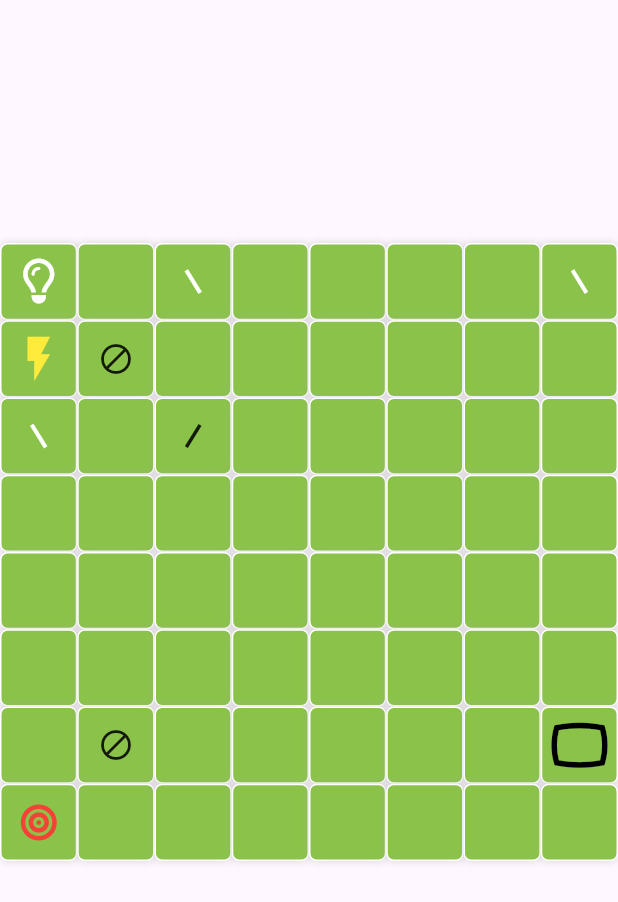
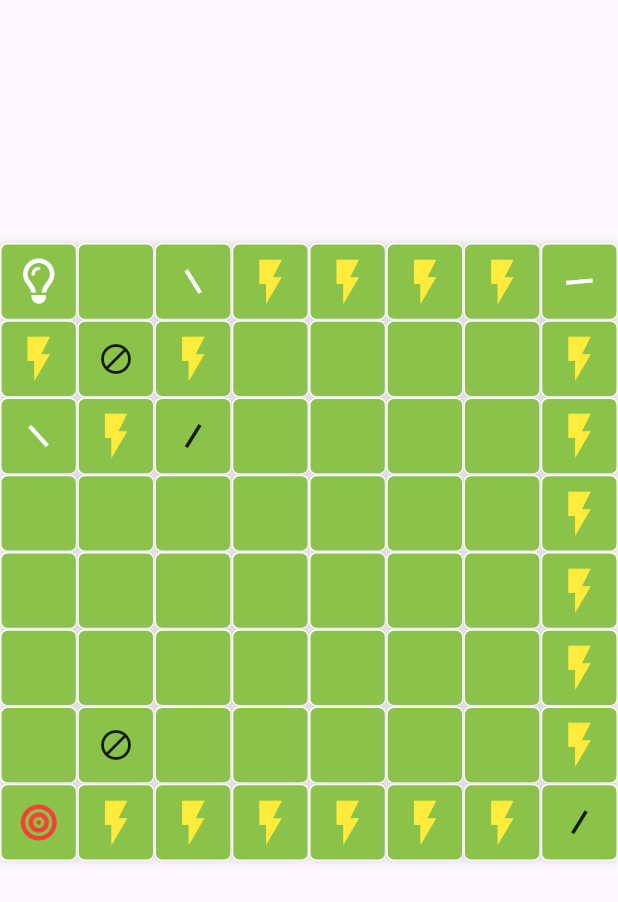
Before and after one commit to NawwarAlbadawi/LightLinkMirror, a Flutter app: the screen it shows after launch, on a phone screen of 412 x 824 dp. Shown: the top 902 px of the screen. Run offline on Flutter 3.47's test engine with Material 3 defaults, Android fonts, the phone set to English and light mode, and no system bars; our stand-ins replace flutter_bloc, font_awesome_flutter.

Commit message:
Use getNextState

```diff
--- a/lib/main.dart
+++ b/lib/main.dart
@@ -55,7 +55,7 @@ class MyApp extends StatelessWidget {
       {"x": 0, "y": 4, "type": "empty"},
       {"x": 0, "y": 5, "type": "empty"},
       {"x": 0, "y": 6, "type": "empty"},
-      {"x": 0, "y": 7, "type": "fixedMirror45","reflection":45}
+      {"x": 0, "y": 7, "type": "fixedMirror45","reflection":135}
       ],
       [
       {"x": 1, "y": 0, "type": "empty"},
@@ -68,7 +68,7 @@ class MyApp extends StatelessWidget {
       {"x": 1, "y": 7, "type": "empty"}
       ],
       [
-      {"x": 2, "y": 0, "type": "fixedMirror45","reflection":45},
+      {"x": 2, "y": 0, "type": "fixedMirror45","reflection":0},
       {"x": 2, "y": 1, "type": "empty"},
       {"x": 2, "y": 2, "type": "constantMirror","reflection":45},
       {"x": 2, "y": 3, "type": "empty"},
@@ -116,7 +116,7 @@ class MyApp extends StatelessWidget {
       {"x": 6, "y": 4, "type": "empty"},
       {"x": 6, "y": 5, "type": "empty"},
       {"x": 6, "y": 6, "type": "empty"},
-      {"x": 6, "y": 7, "type": "framingMirror","maxX":7,"minX":5,"maxY":6,"minY":6,"reflection":45}
+      {"x": 6, "y": 7, "type": "empty"}
       ],
       [
       {"x": 7, "y": 0, "type": "goal"},
@@ -126,7 +126,7 @@ class MyApp extends StatelessWidget {
       {"x": 7, "y": 4, "type": "empty"},
       {"x": 7, "y": 5, "type": "empty"},
       {"x": 7, "y": 6, "type": "empty"},
-      {"x": 7, "y": 7, "type": "empty"}
+      {"x": 7, "y": 7, "type": "constantMirror","reflection":45}
       ]
       ],
 
--- a/lib/models/GameModel.dart
+++ b/lib/models/GameModel.dart
@@ -211,7 +211,7 @@ class Game {
 
     });}
 
-    printGrid(grid!);
+
 
   }
   int? width;
@@ -248,15 +248,17 @@ void printGrid(List<List<Cell>> grid) {
    cellRepresentation +=getCellRepresentation(cell)+" ";
 // Print cell representation with space
     }
-    print(cellRepresentation); // Print newline for next row
+    print(cellRepresentation);
+   // Print newline for next row
   }
+  print('-----------------------');
 }
 
 String getCellRepresentation(Cell cell) {
   if (cell is Empty) {
     return '.'; // Representation for Empty cell
   } else if (cell is FixedMirror45) {
-    return '/'; // Representation for FixedMirror45 cell
+    return '${cell.reflection}'; // Representation for FixedMirror45 cell
   } else if (cell is Laser) {
     return 'L'; // Representation for Laser cell
   } else if (cell is Goal) {
--- a/lib/module/widgets/game_cubit.dart
+++ b/lib/module/widgets/game_cubit.dart
@@ -6,7 +6,9 @@ import 'package:lightlink/models/Mirror.dart';
 import 'package:lightlink/models/empty.dart';
 import 'package:lightlink/models/fixedMirror45.dart';
 import '../../models/cell.dart';
+import '../../models/constantMirror.dart';
 import '../../models/framing_mirror.dart';
+import '../../models/goal.dart';
 import '../../models/laserGenerator.dart';
 import '../../models/leaser.dart';
 import '../../models/wall.dart';
@@ -14,48 +16,36 @@ part 'game_state.dart';
 
 class GameCubit extends Cubit<GameState> {
   GameCubit(this.gameModel) : super(GameInitial());
-  late List<List<Cell>> grid=[];
+
   late List<Laser> laserPath=[];
   final  GameModel gameModel;
-   Set<List<List<Cell>>>states={} ;
+
+   bool isWin=false;
   List<List<bool>> isVisited = List.generate( 8, (i) => List.generate(8, (j) => false), );
    static  GameCubit get (context)=>BlocProvider.of(context);
    initValue()
    {
 
- grid=gameModel.game!.grid!.map((row)=>row.map((cell)=>cell).toList()).toList();
- states.add(grid);
-    calculateLaserPath(gameModel.game!.laser![0].x,
-        gameModel.game!.laser![0].y,
-        gameModel.game!.laser![0].currentDirection!,
-        grid);
 
+ //states.add(calculateLaserPath(gameModel.game!.laser![0].x, gameModel.game!.laser![0].y, gameModel.game!.laser![0].currentDirection!, grid));
 
-    for (var e in laserPath) {
-      int x = e.x;
-      int y = e.y;
-      grid[x][y]=Laser(x: x, y: y, currentDirection:e.currentDirection);
-    }
+    getNextState( gameModel.game!.grid!.map((row)=>row.map((cell)=>cell).toList()).toList());
      emit(PressOnMirrorState());
 
    }
-  void calculateLaserPath(int x,int y ,Direction direction , List<List<Cell>> grid){
+  List<List<Cell>> calculateLaserPath(int x,int y ,Direction direction , List<List<Cell>> grid){
 
      laserPath=[];
 
     int currentX=x;
     int currentY=y;
-    while (currentX<8&& currentX>=0&& currentY<=8&& currentY>=0)
-    {
-
-      if(grid[currentX][currentY]is Empty)
-      {
-
-        laserPath.add(Laser(x: currentX, y: currentY, currentDirection: direction));
+    //print(grid);
+    while (currentX<8&& currentX>=0&& currentY<=8&& currentY>=0) {
+      if (grid[currentX][currentY]is Empty) {
+        laserPath.add(
+            Laser(x: currentX, y: currentY, currentDirection: direction));
         if (direction case Direction.up) {
-
           currentX--;
-
         }
         else if (direction == Direction.down) {
           currentX++;
@@ -63,50 +53,54 @@ class GameCubit extends Cubit<GameState> {
           currentY--;
         } else if (direction == Direction.right) {
           currentY++;
-
         }
       }
-      else if(grid[currentX][currentY] is Wall)
-      {
-        currentX=-1;
+      else if (grid[currentX][currentY] is Wall) {
+        currentX = -1;
+      }
+      else if (grid[currentX][currentY] is Mirror) {
+        laserPath.add(Laser(x: currentX, y: currentY, currentDirection: direction));
+        Mirror mirror = grid[currentX][currentY] as Mirror;
 
-      }
-      else if(grid[currentX][currentY] is Mirror)
-      {
-
-        Mirror mirror = grid[currentX][currentY] as Mirror;
-        Map<String,dynamic>m={};
-        m=getXandY(mirror: mirror, direction: direction, currentY: currentY, currentX: currentX);
-         if(m['x']==currentX&&m['y']==currentY)
-           {
+        Map<String, dynamic>m = {};
+        m = getXandY(mirror: mirror,
+            direction: direction,
+            currentY: currentY,
+            currentX: currentX);
+        if (m['x'] == currentX && m['y'] == currentY) {
           break;
         }
-         currentX=m['x']!;
-         currentY=m['y']!;
-         direction=m['direction'];
-        if(currentX<gameModel.game!.height!&& currentX>=0&& currentY<=gameModel.game!.height!&& currentY>=0&&grid[currentX][currentY]is Empty) {
+        currentX = m['x']!;
+        currentY = m['y']!;
+        direction = m['direction'];
+        if (currentX < gameModel.game!.height! && currentX >= 0 &&
+            currentY <= gameModel.game!.height! && currentY >= 0 &&
+            grid[currentX][currentY]is Empty) {
           laserPath.add(Laser(x: currentX, y: currentY, currentDirection: direction));
-
-
         }
-
       }
-      else if(grid[currentX][currentY]is Laser) {
-        break;
+      else if (grid[currentX][currentY]is Laser) {
+        Laser laser = grid[currentX][currentY] as Laser;
+        if (laser.currentDirection == Direction.down)
+          currentX++;
+        else if (laser.currentDirection == Direction.right) {
+          currentY++;
         }
-      else if(grid[currentX][currentY] is LaserGenerator)
-        {
-          if(direction==Direction.left)
-            {
-
+        else if (laser.currentDirection == Direction.up) {
+          currentX--;
+        }
+        else if (laser.currentDirection == Direction.left) {
           currentY--;
         }
-          else if(direction==Direction.right)
-            {
+      }
+      else if (grid[currentX][currentY] is LaserGenerator) {
+        if (direction == Direction.left) {
+          currentY--;
+        }
+        else if (direction == Direction.right) {
           currentY++;
         }
-          else if(direction==Direction.down)
-            {
+        else if (direction == Direction.down) {
           ('Down');
           currentX++;
         }
@@ -115,14 +109,31 @@ class GameCubit extends Cubit<GameState> {
         }
       }
       else {
+        isWin = true;
+        for (var e in laserPath) {
+          int x = e.x;
+          int y = e.y;
+
+          if (gameModel.game!.grid![x][y] is Empty) {
+            gameModel.game!.grid![x][y] =
+                Laser(x: x, y: y, currentDirection: e.currentDirection);
+          }
+        }
         emit(GameWon());
+
         break;
+      }
     }
 
 
+     for (var e in laserPath) {
+       int x = e.x;
+       int y = e.y;
 
-
+       if(grid[x][y] is Empty){
+         grid[x][y]=Laser(x: x, y: y, currentDirection:e.currentDirection);}
      }
+    return grid;
 
   }
   void pressOnMirror(Mirror mirror)
@@ -193,13 +204,114 @@ class GameCubit extends Cubit<GameState> {
     initValue();
   }
 
-  // void getNextState(List<List<cell>>grid){
-  //  calculateLaserPath(x, y, direction, grid)
-  // gameModel.game!.grid![mirror.x][mirror.y]=FixedMirror45(x: mirror.x, y:mirror.y, reflection:mirror.reflection);
-  //
-  //
-  // }
+  void getNextState(List<List<Cell>>gr){
 
+    Set<List<List<Cell>>>states={} ;
+   calculateLaserPath(gameModel.game!.laser![0].x, gameModel.game!.laser![0].y, gameModel.game!.laser![0].currentDirection!, gr);
+   //states.add(calculateLaserPath(gameModel.game!.laser![0].x, gameModel.game!.laser![0].y, gameModel.game!.laser![0].currentDirection!, gr));
+   for (var e in laserPath) {
+     int x = e.x;
+     int y = e.y;
+
+
+       if(!isVisited[x][y]){
+     if (gr[x][y] is FixedMirror45) {
+
+       gameModel.game!.grid![x][y] = FixedMirror45(x: x, y: y, reflection: 315);
+       gr=gameModel.game!.grid!.map((row)=>row.map((cell)=>cell).toList()).toList();
+       states.add(calculateLaserPath(gameModel.game!.laser![0].x, gameModel.game!.laser![0].y, gameModel.game!.laser![0].currentDirection!, gr));
+       if(isWin)
+         return;
+       gameModel.game!.grid![x][y] = FixedMirror45(x: x, y: y, reflection: 135);
+       gr=gameModel.game!.grid!.map((row)=>row.map((cell)=>cell).toList()).toList();
+       states.add(calculateLaserPath(gameModel.game!.laser![0].x, gameModel.game!.laser![0].y, gameModel.game!.laser![0].currentDirection!, gr));
+       if(isWin)
+         return;
+       gameModel.game!.grid![x][y] = FixedMirror45(x: x, y: y, reflection: 270);
+       gr=gameModel.game!.grid!.map((row)=>row.map((cell)=>cell).toList()).toList();
+       states.add(calculateLaserPath(gameModel.game!.laser![0].x, gameModel.game!.laser![0].y, gameModel.game!.laser![0].currentDirection!, gr));
+       if(isWin)
+         return;
+       gameModel.game!.grid![x][y] = FixedMirror45(x: x, y: y, reflection: 45);
+       gr=gameModel.game!.grid!.map((row)=>row.map((cell)=>cell).toList()).toList();
+       states.add(calculateLaserPath(gameModel.game!.laser![0].x, gameModel.game!.laser![0].y, gameModel.game!.laser![0].currentDirection!, gr));
+       if(isWin)
+         return;
+       gameModel.game!.grid![x][y] = FixedMirror45(x: x, y: y, reflection: 90);
+       gr=gameModel.game!.grid!.map((row)=>row.map((cell)=>cell).toList()).toList();
+       states.add(calculateLaserPath(gameModel.game!.laser![0].x, gameModel.game!.laser![0].y, gameModel.game!.laser![0].currentDirection!, gr));
+       if(isWin)
+         return;
+     }
+     isVisited[x][y]=true;
+       }
+    }
+
+
+
+
+      states.forEach((v){
+        stack.push(v);
+      });
+    Dfs();
+
+}
+
+  //gameModel.game!.grid![mirror.x][mirror.y]=FixedMirror45(x: mirror.x, y:mirror.y, reflection:mirror.reflection);
+
+  void Dfs()
+  {
+    if(isWin)
+      return;
+
+    while(stack.isNotEmpty)
+    {
+
+      var g = stack.pop();
+      printGrid(g);
+      getNextState(g);
+    }
+  }
+
+
+  void printStates(Set<List<List<Cell>>>states){
+
+     states.forEach((g){
+
+        g.forEach((r){
+          String cellRepresentation=" " ;
+          r.forEach((c){
+            cellRepresentation +=getCellRepresentation(c)+" ";
+          });
+          print(cellRepresentation);
+        });
+        print('--------------------------');
+
+     });
+
+  }
+
+  String getCellRepresentation(Cell cell) {
+    if (cell is Empty) {
+      return '.'; // Representation for Empty cell
+    }
+    else if (cell is FixedMirror45) {
+      return '${cell.reflection}'; // Representation for FixedMirror45 cell
+    } else if (cell is Laser) {
+      return 'L'; // Representation for Laser cell
+    } else if (cell is Goal) {
+      return 'G'; // Representation for Goal cell
+    } else if (cell is ConstantMirror) {
+      return 'C'; // Representation for ConstantMirror cell
+    } else if (cell is FramingMirror) {
+      return 'F'; // Representation for FramingMirror cell
+    } else {
+      return '?'; // Representation for unknown cell type
+    }
+  }
+
+
+  Stack<List<List<Cell>>> stack = Stack<List<List<Cell>>>();
 
   Map<String,dynamic>getXandY({required Mirror mirror, required Direction direction ,required int currentY, required int currentX }){
      Map<String,dynamic>m={};
@@ -285,3 +397,84 @@ class GameCubit extends Cubit<GameState> {
 
 
 }
+
+
+
+class Stack<T> {
+  final List<T> _items = [];
+
+  void push(T item) {
+    _items.add(item);
+  }
+
+  T pop() {
+    if (isEmpty) {
+      throw Exception('Stack is empty');
+    }
+    return _items.removeLast();
+  }
+
+  T? peek() {
+    if (isEmpty) {
+      return null;
+    }
+    return _items.last;
+  }
+
+  bool get isEmpty => _items.isEmpty;
+
+  bool get isNotEmpty => _items.isNotEmpty;
+
+// You can add other helper methods if needed, like:
+// - size(): Returns the number of elements in the stack.
+// - clear(): Removes all elements from the stack.
+// - contains(item): Checks if the stack contains a specific item.
+}
+
+
+
+// void getNextState(List<List<Cell>>gr){
+//   states.add(calculateLaserPath(gameModel.game!.laser![0].x, gameModel.game!.laser![0].y, gameModel.game!.laser![0].currentDirection!, gr));
+//   if(!states.contains(gr)||!isWin) {
+//     printGrid(gr);
+//     //calculateLaserPath(gameModel.game!.laser![0].x, gameModel.game!.laser![0].y, gameModel.game!.laser![0].currentDirection!, gr);
+//
+//     for (var e in laserPath) {
+//       int x = e.x;
+//       int y = e.y;
+//
+//
+//       if (!isVisited[x][y]) {
+//         if (gr[x][y] is FixedMirror45) {
+//           Mirror mirror = gr[x][y] as Mirror;
+//           gr[x][y] = FixedMirror45(x: x, y: y, reflection: (mirror.reflection));
+//           getNextState(gr);
+//           gr[x][y] = FixedMirror45(x: x, y: y, reflection: (mirror.reflection + 45) % 360);
+//           getNextState(gr);
+//           gr[x][y] = FixedMirror45(x: x, y: y, reflection: (mirror.reflection + 90) % 360);
+//           getNextState(gr);
+//           gr[x][y] = FixedMirror45(x: x, y: y, reflection: (mirror.reflection + 180)%360);
+//           getNextState(gr);
+//           gr[x][y] = FixedMirror45(x: x, y: y, reflection: (mirror.reflection+270)%360);
+//           getNextState(gr);
+//         }
+//         isVisited[x][y] = true;
+//       }
+//       else {
+//         states.forEach((v){
+//           stack.push(v);
+//         });
+//         //Dfs();
+//       }
+//
+//     }
+//   }
+//
+//   return ;
+//
+//
+//
+//
+//
+//
+// }
--- a/lib/module/widgets/game_view_body.dart
+++ b/lib/module/widgets/game_view_body.dart
@@ -53,9 +53,9 @@ class GameViewBody extends StatelessWidget {
                   child: GridView.builder(gridDelegate: const SliverGridDelegateWithFixedCrossAxisCount(crossAxisCount: 8),
                       itemCount: 64,
                       itemBuilder: (context,index){
-                        int row = index ~/ cubit.grid[0].length;
-                        int col = index % cubit.grid[0] .length;
-                         cell = cubit.grid[row][col];
+                        int row = index ~/ cubit.gameModel.game !.grid![0].length;
+                        int col = index % cubit.gameModel.game !.grid![0].length;
+                         cell = cubit.gameModel.game !.grid![row][col];
                         return Container(
                           decoration:  BoxDecoration(
                             color:Colors.lightGreen,
@@ -114,7 +114,9 @@ class GameViewBody extends StatelessWidget {
       case Laser _:
         return const  Icon(Icons.flash_on,color: Colors.yellow,size: 35,);// Laser generator
       default:
-        return const Icon(FontAwesomeIcons.bullseye,color: Colors.red,); // Unknown cell type
+        return IconButton( onPressed: (){
+
+        } ,icon: const Icon(FontAwesomeIcons.bullseye,color: Colors.red,)); // Unknown cell type
     }
   }
 }
```
Lines whose indentation alone changed are shown as unchanged.
